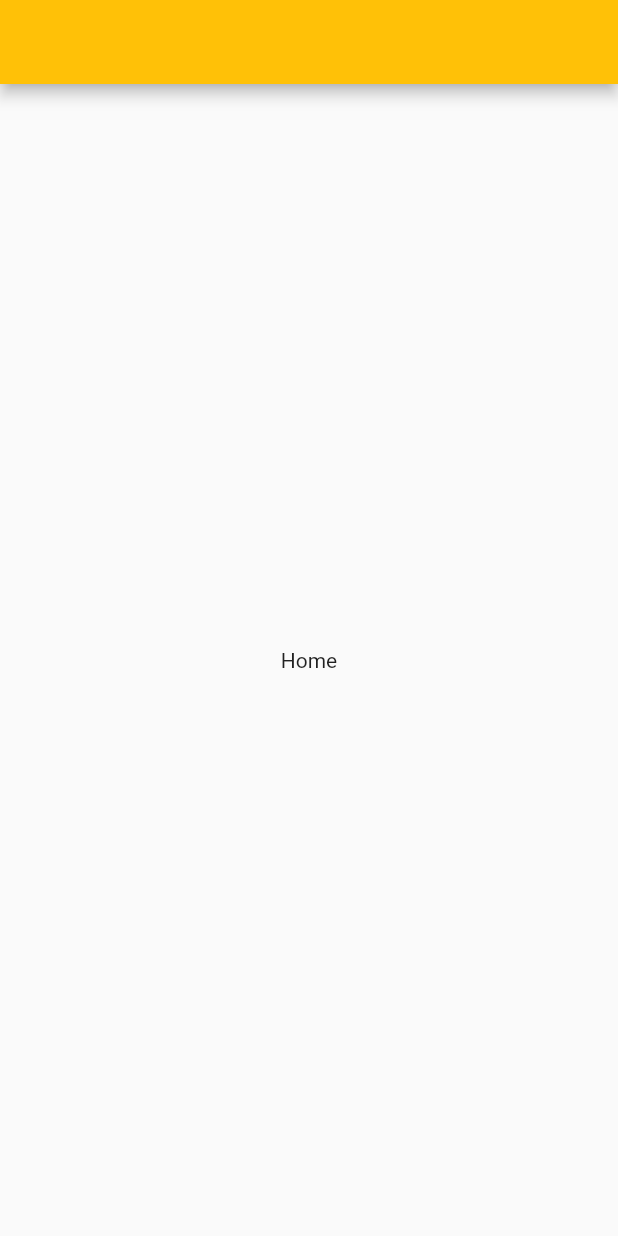
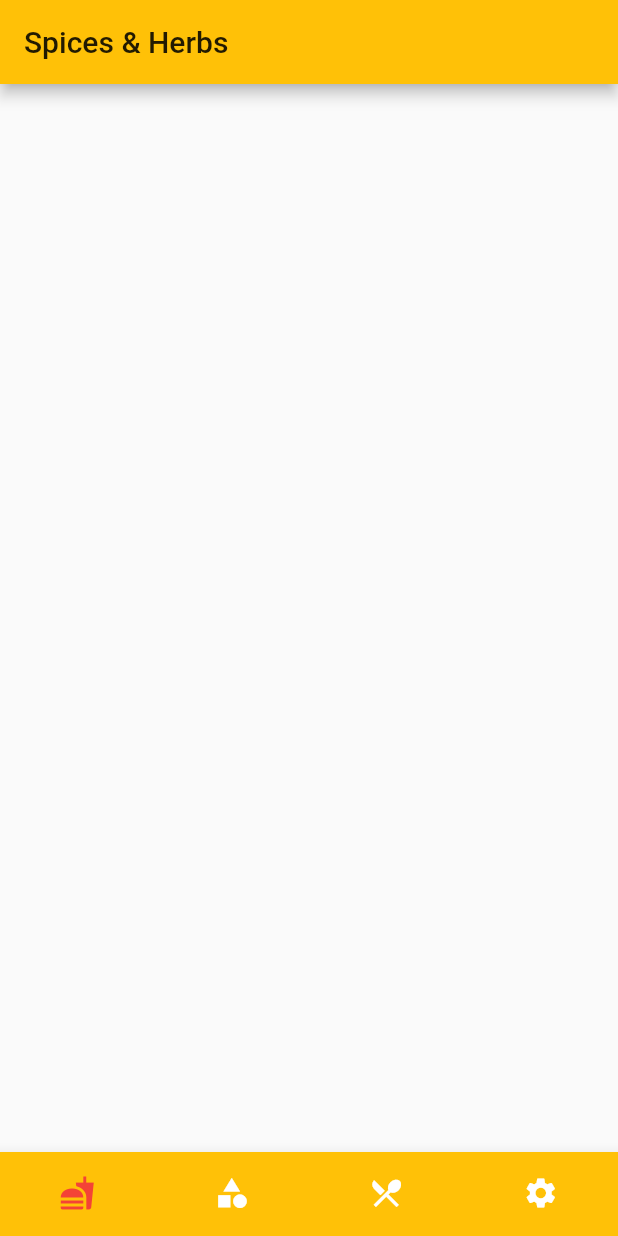
Before and after one commit to PawlikMichal25/caravansary, a Flutter app: the screen it shows after launch, on a phone screen of 412 x 824 dp. Run offline on Flutter 3.47's test engine with Material 2 defaults, Android fonts, the phone set to English and light mode, and no system bars.

Commit message:
Created 4 basic modules: spices_herbs, blends, recipes, settings

```diff
--- a/lib/home/home_page.dart
+++ b/lib/home/home_page.dart
@@ -1,13 +1,49 @@
 import 'package:flutter/material.dart';
+import 'package:spices_herbs/spices_herbs.dart';
+import 'package:blends/blends.dart';
+import 'package:recipes/recipes.dart';
+import 'package:settings/settings.dart';
 
-class HomePage extends StatelessWidget {
+class HomePage extends StatefulWidget {
+  @override
+  _HomePageState createState() => _HomePageState();
+}
+
+class _HomePageState extends State<HomePage> {
+  static const _tabs = [
+    SpicesHerbsPage(),
+    BlendsPage(),
+    RecipesPage(),
+    SettingsPage(),
+  ];
+  int _selectedIndex = 0;
+
   @override
   Widget build(BuildContext context) {
     return Scaffold(
-      appBar: AppBar(),
-      body: Center(
-        child: Text('Home'),
+      body: _tabs[_selectedIndex],
+      bottomNavigationBar: BottomNavigationBar(
+        items: [
+          BottomNavigationBarItem(title: Text('Spices & Herbs'), icon: Icon(Icons.fastfood)),
+          BottomNavigationBarItem(title: Text('Blends'), icon: Icon(Icons.category)),
+          BottomNavigationBarItem(title: Text('Recipes'), icon: Icon(Icons.restaurant_menu)),
+          BottomNavigationBarItem(title: Text('Settings'), icon: Icon(Icons.settings)),
+        ],
+        currentIndex: _selectedIndex,
+        showSelectedLabels: false,
+        showUnselectedLabels: false,
+        selectedItemColor: Colors.red,
+        unselectedItemColor: Colors.white,
+        backgroundColor: Colors.amber,
+        onTap: _onItemClicked,
+        type: BottomNavigationBarType.fixed,
       ),
     );
   }
+
+  void _onItemClicked(int index) {
+    setState(() {
+      _selectedIndex = index;
+    });
+  }
 }
--- /dev/null
+++ b/modules/blends/lib/blends.dart
@@ -0,0 +1,3 @@
+library blends;
+
+export 'src/blends_page.dart';
--- /dev/null
+++ b/modules/recipes/lib/recipes.dart
@@ -0,0 +1,3 @@
+library recipes;
+
+export 'src/recipes_page.dart';
--- /dev/null
+++ b/modules/settings/lib/settings.dart
@@ -0,0 +1,8 @@
+/// Support for doing something awesome.
+///
+/// More dartdocs go here.
+library settings;
+
+export 'src/settings_page.dart';
+
+// TODO: Export any libraries intended for clients of this package.
--- /dev/null
+++ b/modules/spices_herbs/lib/spices_herbs.dart
@@ -0,0 +1,3 @@
+library spices_herbs;
+
+export 'src/spices_herbs_page.dart';
--- /dev/null
+++ b/modules/spices_herbs/lib/src/spices_herbs_page.dart
@@ -0,0 +1,15 @@
+import 'package:flutter/material.dart';
+
+class SpicesHerbsPage extends StatelessWidget {
+  const SpicesHerbsPage();
+
+  @override
+  Widget build(BuildContext context) {
+    return Scaffold(
+      appBar: AppBar(
+        title: Text('Spices & Herbs'),
+      ),
+      body: Container(),
+    );
+  }
+}
```
Also changed, not shown: modules/blends/lib/src/blends_page.dart (added, +15 -0 lines), modules/blends/pubspec.yaml (added, +18 -0 lines), modules/recipes/lib/src/recipes_page.dart (added, +15 -0 lines), modules/recipes/pubspec.yaml (added, +18 -0 lines), modules/settings/lib/src/settings_page.dart (added, +15 -0 lines), modules/settings/pubspec.yaml (added, +18 -0 lines), modules/spices_herbs/pubspec.yaml (added, +18 -0 lines), pubspec.yaml (+9 -3 lines).
